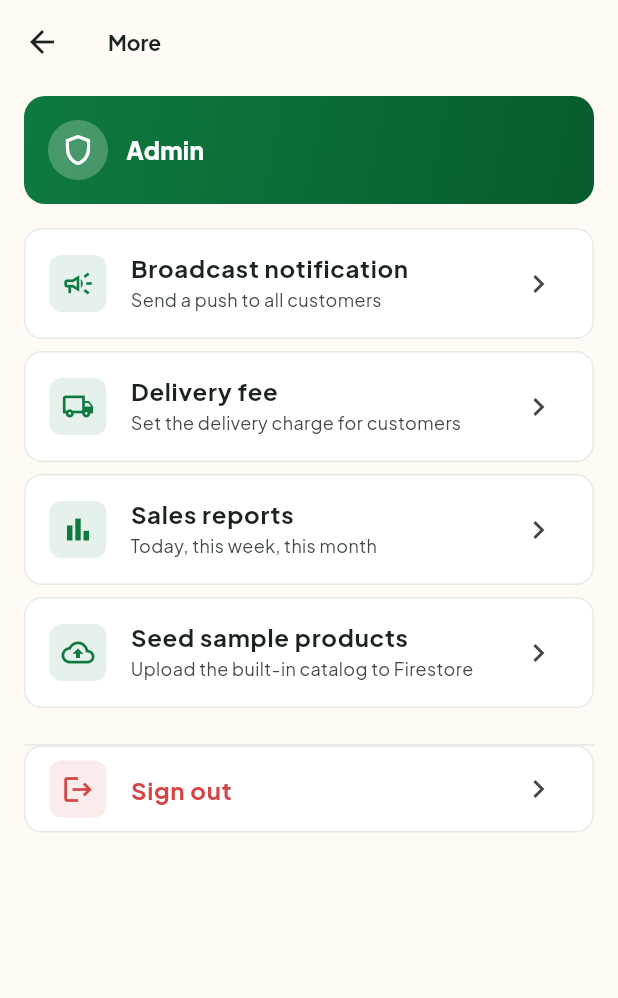
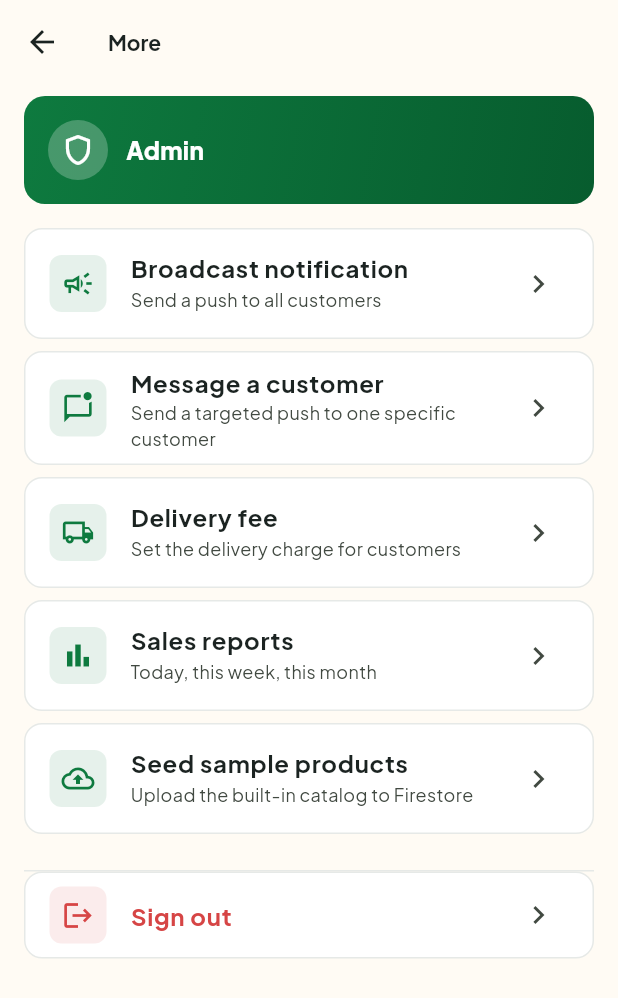
Before and after one commit to coopvestafrica-ops/Abeni-, a Flutter app: the MoreScreen screen opened directly, on a phone screen of 412 x 824 dp. Shown: the top 998 px of the screen. Run offline on Flutter 3.47's test engine with Material 3 defaults, Android fonts, the phone set to English and light mode, and no system bars; our stand-ins replace cached_network_image, cloud_firestore, equatable, firebase_auth, firebase_core, firebase_messaging and 8 more; missing offline and left inert: local_auth_android, local_auth_darwin; accounts and stored records are empty.

Commit message:
feat: admin targeted push notification composer

```diff
--- a/lib/admin/screens/more/more_screen.dart
+++ b/lib/admin/screens/more/more_screen.dart
@@ -7,6 +7,7 @@ import '../../../data/repositories/product_repository.dart';
 import '../../../presentation/providers/providers.dart';
 import 'broadcast_screen.dart';
 import 'delivery_fee_screen.dart';
+import 'direct_message_screen.dart';
 import 'sales_screen.dart';
 import 'staff_screen.dart';
 
@@ -30,6 +31,13 @@ class MoreScreen extends ConsumerWidget {
             subtitle: 'Send a push to all customers',
             onTap: () => Navigator.of(context).push(MaterialPageRoute(
                 builder: (_) => const BroadcastScreen())),
+          ),
+          _Tile(
+            icon: Icons.mark_chat_unread_outlined,
+            title: 'Message a customer',
+            subtitle: 'Send a targeted push to one specific customer',
+            onTap: () => Navigator.of(context).push(MaterialPageRoute(
+                builder: (_) => const DirectMessageScreen())),
           ),
           _Tile(
             icon: Icons.local_shipping_outlined,
```
